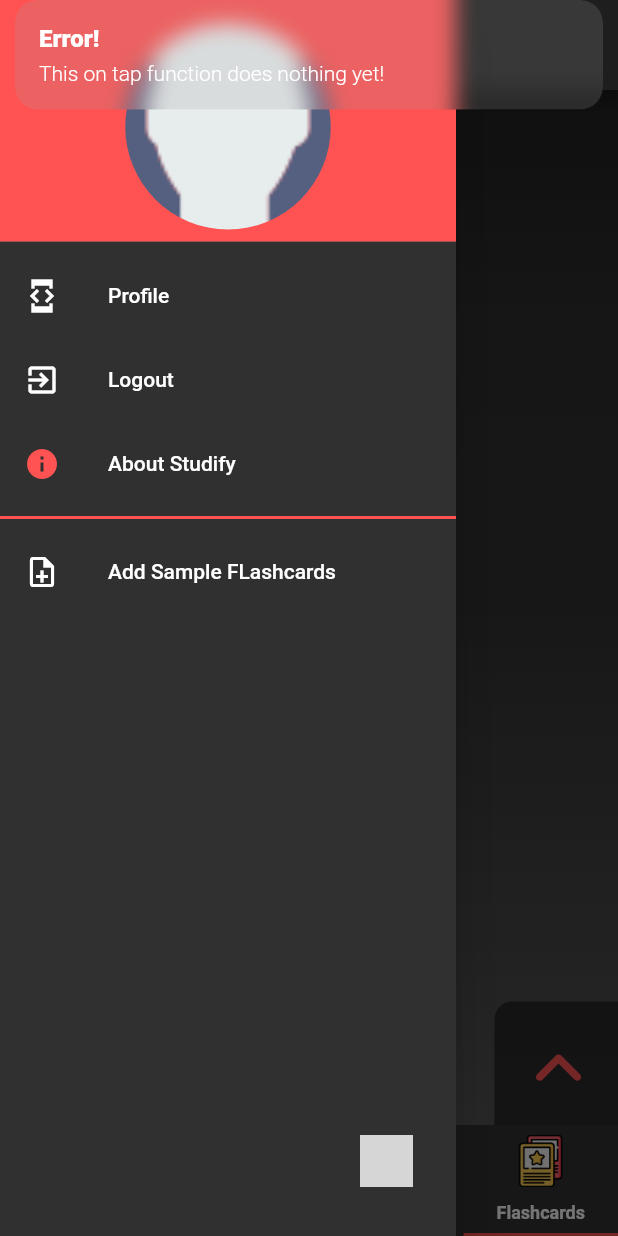
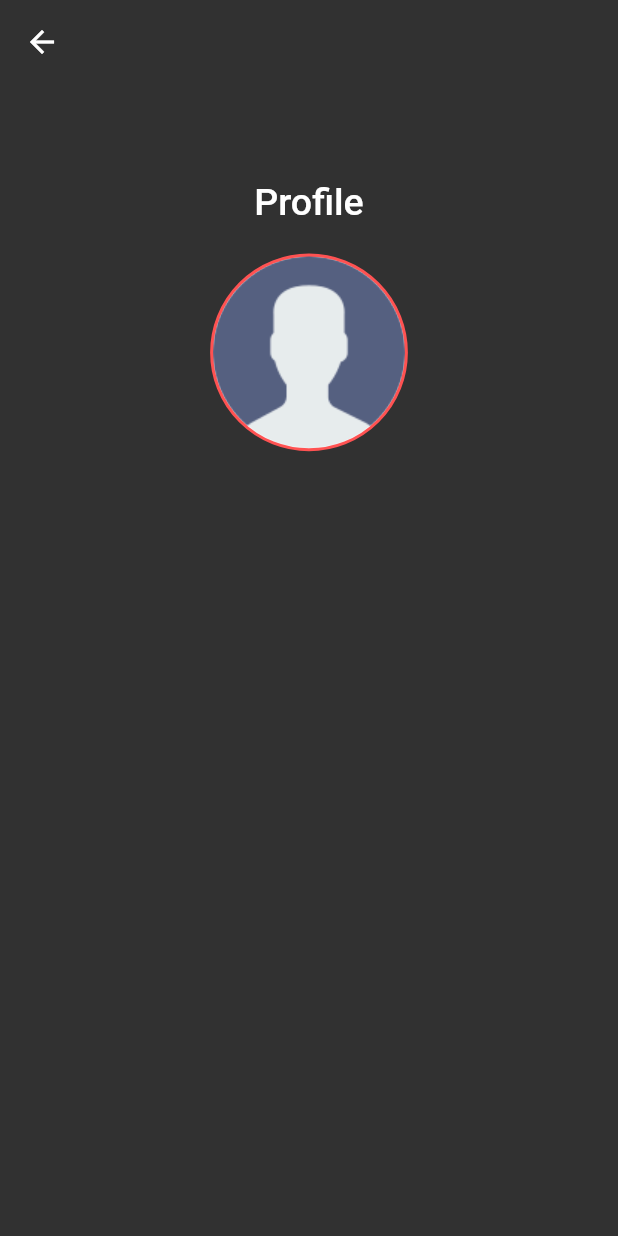
Before and after one commit to SkeletonPythons/studify, a Flutter app: the screen it shows once a user with an empty profile is signed in, item 4 of the bottom bar chosen, in the side drawer, after a tap on "Profile", on a phone screen of 412 x 824 dp. Run offline on Flutter 3.47's test engine with Material 2 defaults, Android fonts, the phone set to English and light mode, and no system bars; our stand-ins replace cloud_firestore, firebase_auth, firebase_core, firebase_database, flutter_form_builder, flutter_svg and 7 more; missing offline and left inert: flutterfire_ui, googleapis; accounts and stored records are empty; network calls fail; Roboto replaces fonts that are missing (Ubuntu); grey boxes are pictures that could not be loaded.

Commit message:
started profile page ui

```diff
--- a/lib/pages/bottom_nav_page/navbar.dart
+++ b/lib/pages/bottom_nav_page/navbar.dart
@@ -122,8 +122,9 @@ class AppBarDrawer extends StatelessWidget {
               Icons.developer_mode_sharp,
             ),
             title: Text('Profile'),
-            onTap: () => Get.snackbar(
-                'Error!', 'This on tap function does nothing yet!'),
+            onTap: () {
+              Get.toNamed(Routes.PROFILE);
+            },
           ),
           ListTile(
             leading: Icon(
--- a/lib/pages/profile_page/profile_controller.dart
+++ b/lib/pages/profile_page/profile_controller.dart
@@ -0,0 +1,9 @@
+import 'package:get/get.dart';
+
+
+class ProfileController extends GetxController {
+  @override
+  void onInit() {
+    super.onInit();
+  }
+}
--- a/lib/pages/profile_page/profile_page.dart
+++ b/lib/pages/profile_page/profile_page.dart
@@ -0,0 +1,78 @@
+// ignore_for_file: prefer_const_constructors
+// ignore_for_file: non_constant_identifier_names
+import 'package:flutter/material.dart';
+import 'package:get/get.dart';
+import 'package:google_fonts/google_fonts.dart';
+import 'package:studify/utils/consts/app_colors.dart';
+
+import '../../routes/routes.dart';
+import '../../services/auth.dart';
+import '../../utils/consts/app_colors.dart';
+
+
+class ProfilePage extends StatefulWidget {
+  const ProfilePage({Key? key}) : super(key: key);
+
+  @override
+  ProfilePageState createState() => ProfilePageState();
+}
+
+class ProfilePageState extends State<ProfilePage>
+    with SingleTickerProviderStateMixin {
+  @override
+  Widget build(BuildContext context) {
+    return Material(
+      child: Stack(
+        alignment: Alignment.center,
+        children: [
+          AppBar(
+            elevation: 0,
+            backgroundColor: kBackground,
+            title: Text('Profile'),
+            leading: IconButton(
+              icon: const Icon(
+                Icons.arrow_back,
+                color: Colors.white,
+              ),
+              onPressed: () => Get.back(),
+            ),
+          ),
+          Column(
+            crossAxisAlignment: CrossAxisAlignment.center,
+            children: [
+              Padding(
+                padding: EdgeInsets.only(top: 120, bottom: 20),
+                child: Text(
+                  'Profile',
+                  style: GoogleFonts.ubuntu(
+                    fontSize: 25,
+                    fontWeight: FontWeight.w500,
+                    color: Colors.white,
+                  ),
+                ),
+              ),
+              Container(
+                height: Get.height * 0.16,
+                width: Get.width * 0.5,
+                decoration: BoxDecoration(
+                  border: Border.all(
+                    color: Colors.redAccent,
+                    width: 2,
+                  ),
+                  shape: BoxShape.circle,
+                  color: Colors.white,
+                  image: DecorationImage(
+                    image: Auth.instance.USER.photoUrl == ''
+                        ? AssetImage('assets/images/user.png')
+                        : NetworkImage(Auth.instance.USER.photoUrl!, scale: .25)
+                    as ImageProvider,
+                  ),
+                ),
+              ),
+            ],
+          )
+        ], // children
+      ),
+    );
+  }
+}
--- a/lib/pages/timers_page/timer_controllers/history_controller.dart
+++ b/lib/pages/timers_page/timer_controllers/history_controller.dart
@@ -1,9 +1,9 @@
 import 'package:cloud_firestore/cloud_firestore.dart';
+import 'package:flutter/cupertino.dart';
 import 'package:get/get_state_manager/src/simple/get_controllers.dart';
-import 'package:googleapis/cloudsearch/v1.dart';
+
 import '../../../models/pomodoro_models/history_model.dart';
-import '../../../services/auth.dart';
-import '../../../services/db.dart';
+
 
 class HistoryController extends GetxController {
   List<String>? list = [];
@@ -22,6 +22,6 @@ class HistoryController extends GetxController {
     await collectionRef
         .doc(historyItem.id)
         .set(historyItem, SetOptions(merge: true));
-    print('timer added to database');
+    debugPrint('timer added to database');
   }
 }
--- a/lib/routes/routes.dart
+++ b/lib/routes/routes.dart
@@ -9,6 +9,7 @@ import '../pages/dashboard_page/dashboard_page.dart';
 import '../pages/flashcard_page/flashcard_test_page/flashcard_test_page.dart';
 import '../pages/flashcard_page/flashcard_widgets/open_controller.dart';
 import '../pages/login_page/login_page.dart';
+import '../pages/profile_page/profile_page.dart';
 import '../pages/splash_page/splash_page.dart';
 import '../pages/timers_page/pomodoro.dart';
 import '../pages/timers_page/timer_controllers/timer_controller.dart';
@@ -19,6 +20,7 @@ import '../pages/flashcard_page/note_page.dart';
 abstract class Routes {
   static const String LOGIN = '/login';
   static const String DASH = '/dashboard';
+  static const String PROFILE = '/profile';
   static const String SPLASH = '/splash';
   static const String TIMER = '/timer';
   static const String NAVBAR = '/navbar';
@@ -43,6 +45,10 @@ class AppPages {
     GetPage(
       name: Routes.LOGIN,
       page: () => LoginPage(),
+    ),
+    GetPage(
+      name: Routes.PROFILE,
+      page: () => ProfilePage(),
     ),
     GetPage(
       name: Routes.NAVBAR,
```
